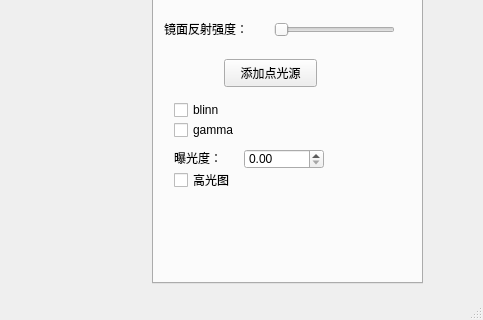
The window that RenderLite/mainwindow.ui (mumu-sild/RenderLite) describes before a commit, drawn with Qt 5; both pictures show x 358 to 841 and y 500 to 820 of the 841 by 820 pixel window.
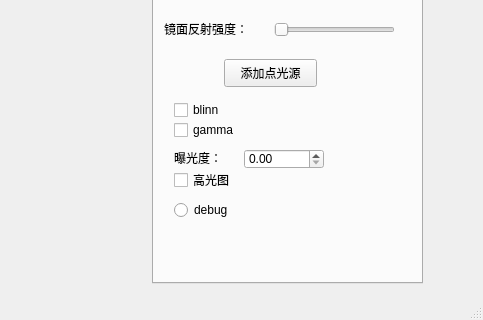
The same window after the commit.

Patch:
```diff
--- a/RenderLite/mainwindow.ui
+++ b/RenderLite/mainwindow.ui
@@ -1438,6 +1438,19 @@
         <string>高光图</string>
        </property>
       </widget>
+      <widget class="QRadioButton" name="radioButton">
+       <property name="geometry">
+        <rect>
+         <x>30</x>
+         <y>380</y>
+         <width>132</width>
+         <height>22</height>
+        </rect>
+       </property>
+       <property name="text">
+        <string>debug</string>
+       </property>
+      </widget>
      </widget>
     </widget>
    </widget>
```
